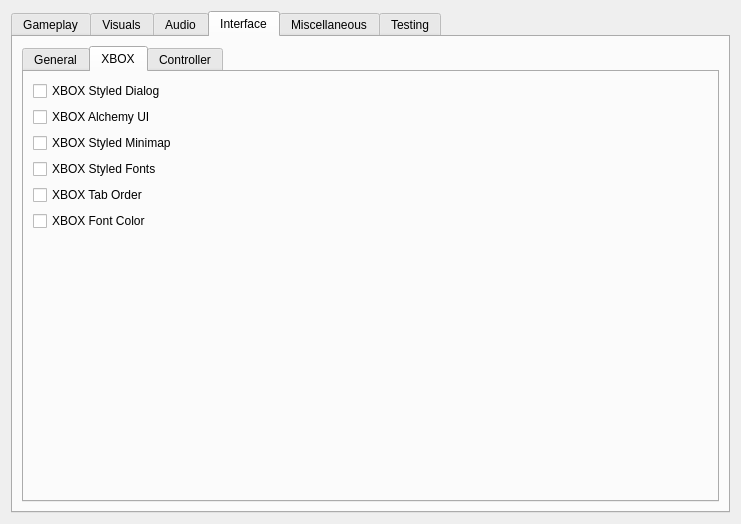
Above: apps/launcher/ui/settingspage.ui from zander2k1/groovy-openmw before the change. Below: the same form after it.
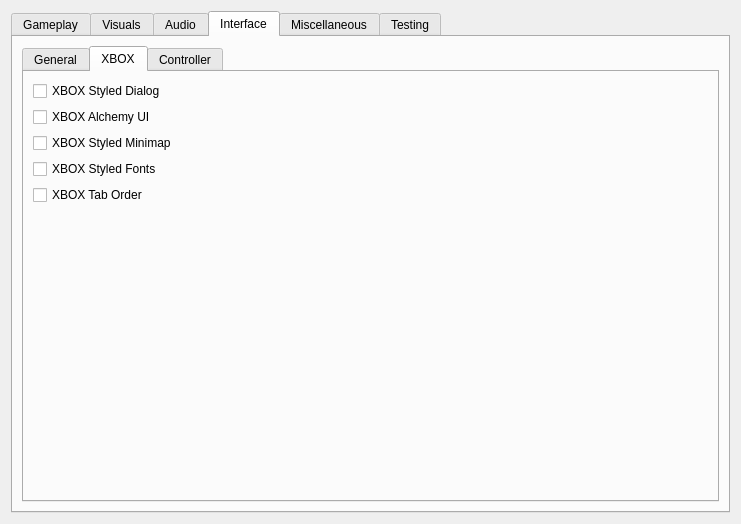
That is the form after the change. The open tabs and pages were chosen to show the change.

Commit message: OpenMW-XBOX-UI: Removed xbox font color setting

The edit to the form file:
```diff
--- a/apps/launcher/ui/settingspage.ui
+++ b/apps/launcher/ui/settingspage.ui
@@ -1592,16 +1592,6 @@
                 </property>
                </widget>
               </item>
-              <item row="5" column="0">
-               <widget class="QCheckBox" name="xboxFontColorCheckBox">
-                <property name="toolTip">
-                 <string>Use Xbox-style font colors by overriding FontColor fallback values.</string>
-                </property>
-                <property name="text">
-                 <string>XBOX Font Color</string>
-                </property>
-               </widget>
-              </item>
              </layout>
             </item>
             <item>
```
The commit also changes 10 other files.
